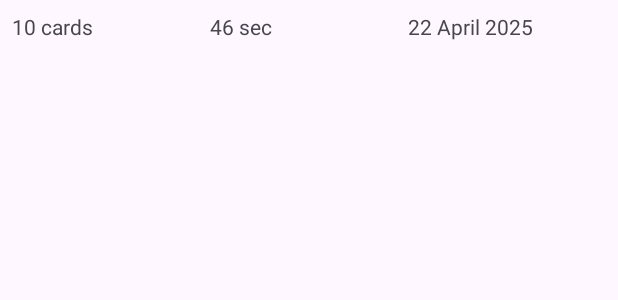
After one commit to Alex20280/FindPairGame, an Android app: the layout item_leaderboard.xml on its own in the app's theme, with its tools: preview values and no code run, on a phone screen of 412 x 824 dp. The commit adds this screen. Shown: the top 300 px of the screen. Run offline under Robolectric (Android 15) with nearby library versions, the phone set to English and light mode, and no system bars.

Commit message:
Show data on leader board

```diff
--- /dev/null
+++ b/app/src/main/res/layout/item_leaderboard.xml
@@ -0,0 +1,43 @@
+<?xml version="1.0" encoding="utf-8"?>
+<androidx.constraintlayout.widget.ConstraintLayout
+    xmlns:android="http://schemas.android.com/apk/res/android"
+    xmlns:app="http://schemas.android.com/apk/res-auto"
+    android:layout_width="match_parent"
+    android:layout_height="wrap_content"
+    android:padding="8dp"
+    android:background="?attr/selectableItemBackground">
+
+    <TextView
+        android:id="@+id/patterTv"
+        android:layout_width="0dp"
+        android:layout_height="wrap_content"
+        android:text="@string/pattern"
+        app:layout_constraintTop_toTopOf="parent"
+        app:layout_constraintBottom_toBottomOf="parent"
+        app:layout_constraintStart_toStartOf="parent"
+        app:layout_constraintEnd_toStartOf="@+id/timeTv"
+        app:layout_constraintHorizontal_weight="1" />
+
+    <TextView
+        android:id="@+id/timeTv"
+        android:layout_width="0dp"
+        android:layout_height="wrap_content"
+        android:text="@string/seconds"
+        app:layout_constraintTop_toTopOf="parent"
+        app:layout_constraintBottom_toBottomOf="parent"
+        app:layout_constraintStart_toEndOf="@+id/patterTv"
+        app:layout_constraintEnd_toStartOf="@+id/dateTv"
+        app:layout_constraintHorizontal_weight="1" />
+
+    <TextView
+        android:id="@+id/dateTv"
+        android:layout_width="0dp"
+        android:layout_height="wrap_content"
+        android:text="@string/date"
+        app:layout_constraintTop_toTopOf="parent"
+        app:layout_constraintBottom_toBottomOf="parent"
+        app:layout_constraintStart_toEndOf="@+id/timeTv"
+        app:layout_constraintEnd_toEndOf="parent"
+        app:layout_constraintHorizontal_weight="1" />
+
+</androidx.constraintlayout.widget.ConstraintLayout>
--- a/app/src/main/res/values/strings.xml
+++ b/app/src/main/res/values/strings.xml
@@ -11,4 +11,7 @@
     <string name="icon">icon</string>
     <string name="good_job">Good job!!! Results are saved to Leaderboard</string>
     <string name="my_results">My Results</string>
+    <string name="seconds">46 sec</string>
+    <string name="pattern">10 cards</string>
+    <string name="date">22 April 2025</string>
 </resources>
```
Also changed, not shown: app/src/main/java/com/findpairgame/presentation/screens/leaderboard/LeaderBoardAdapter.kt (added, +51 -0 lines), app/src/main/java/com/findpairgame/presentation/screens/leaderboard/LeaderBoardFragment.kt (+32 -1 lines), app/src/main/java/com/findpairgame/presentation/screens/leaderboard/LeaderBoardViewModel.kt (+11 -5 lines).
